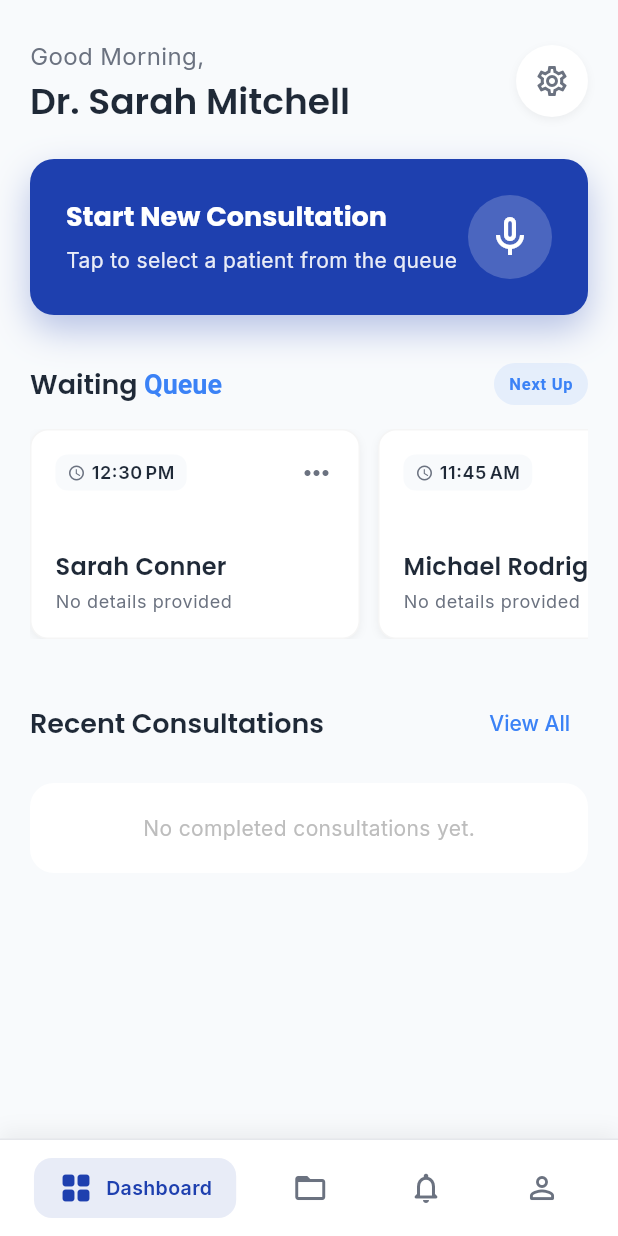
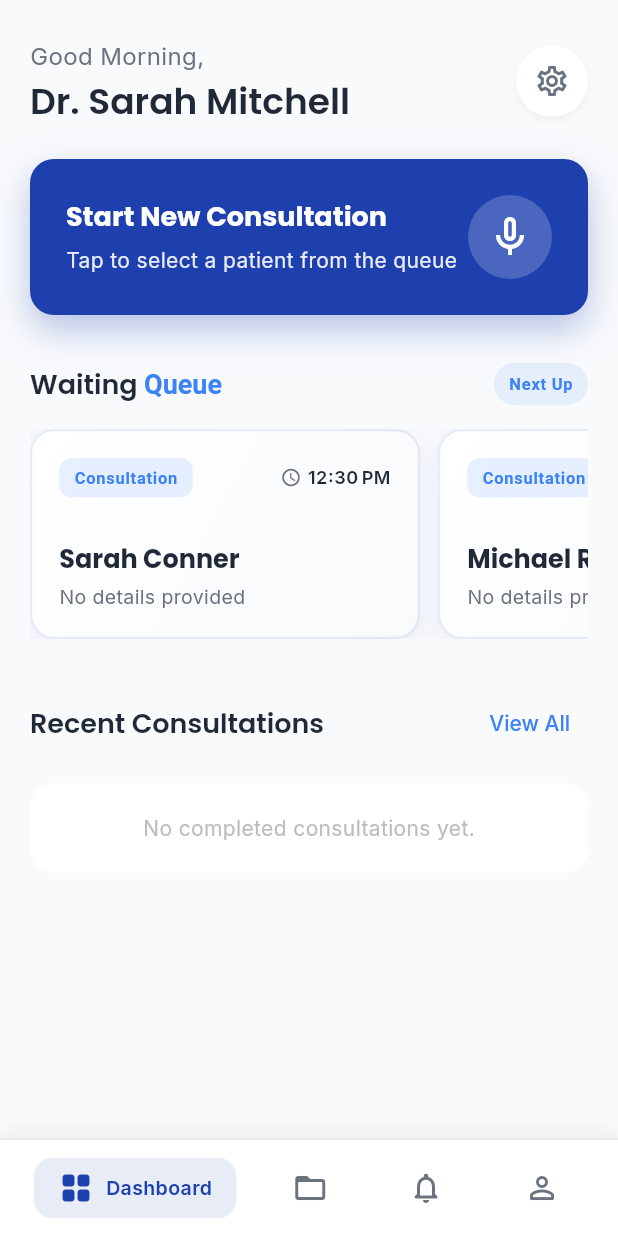
Before and after one commit to itshae43/MediTranscribe_Pro, a Flutter app: the screen it shows after launch, on a phone screen of 412 x 824 dp. Run offline on Flutter 3.47's test engine with Material 3 defaults, Android fonts, the phone set to English and light mode, and no system bars; drawn by our look-alikes of flutter_animate; our stand-ins replace connectivity_plus, dio, flutter_dotenv, flutter_riverpod, google_fonts, hive_flutter and 4 more; missing offline and left inert: encrypt, record; accounts and stored records are empty.

Commit message:
fix waiting quue design

```diff
--- a/lib/screens/home_screen.dart
+++ b/lib/screens/home_screen.dart
@@ -241,67 +241,101 @@ class HomeScreen extends ConsumerWidget {
   }
 
   Widget _buildWaitingCard(BuildContext context, WidgetRef ref, Consultation consultation) {
-    // Show time as "10:30 AM" or similar based on created/scheduled time
     final timeStr = DateFormat('jm').format(consultation.createdAt);
 
     return InkWell(
       onTap: () => _showPatientDetailsStatus(context, ref, consultation),
-      borderRadius: BorderRadius.circular(12),
+      borderRadius: BorderRadius.circular(16),
       child: Container(
-        width: 220,
-        padding: const EdgeInsets.all(16),
+        width: 260,
+        padding: const EdgeInsets.all(18),
         decoration: BoxDecoration(
-          color: Colors.white,
-          borderRadius: BorderRadius.circular(12),
-          border: Border.all(color: Colors.grey.shade100),
-          boxShadow: AppTheme.shadowElevation1,
+          gradient: LinearGradient(
+            begin: Alignment.topLeft,
+            end: Alignment.bottomRight,
+            colors: [
+              Colors.white,
+              AppTheme.backgroundColor,
+            ],
+          ),
+          borderRadius: BorderRadius.circular(16),
+          border: Border.all(color: AppTheme.primaryColor.withOpacity(0.1), width: 1.5),
+          boxShadow: [
+            BoxShadow(
+              color: AppTheme.primaryColor.withOpacity(0.08),
+              blurRadius: 12,
+              offset: const Offset(0, 4),
+            ),
+          ],
         ),
         child: Column(
           crossAxisAlignment: CrossAxisAlignment.start,
           mainAxisAlignment: MainAxisAlignment.spaceBetween,
           children: [
+            // Header Row
             Row(
               mainAxisAlignment: MainAxisAlignment.spaceBetween,
               children: [
+                // Type Badge
                 Container(
-                   padding: const EdgeInsets.symmetric(horizontal: 8, vertical: 4),
+                  padding: const EdgeInsets.symmetric(horizontal: 10, vertical: 5),
                   decoration: BoxDecoration(
-                     color: AppTheme.backgroundColor,
+                    color: AppTheme.secondaryColor.withOpacity(0.12),
                     borderRadius: BorderRadius.circular(8),
                   ),
-                   child: Row(
+                  child: Text(
+                    consultation.consultationType ?? 'Consultation',
+                    style: Theme.of(context).textTheme.labelSmall?.copyWith(
+                      color: AppTheme.secondaryColor,
+                      fontWeight: FontWeight.w600,
+                      fontSize: 11,
+                    ),
+                  ),
+                ),
+                // Time
+                Row(
                   children: [
-                       Icon(Icons.access_time, size: 12, color: AppTheme.textSecondary),
+                    Icon(Icons.schedule, size: 14, color: AppTheme.textSecondary),
                     const SizedBox(width: 4),
                     Text(
                       timeStr,
                       style: Theme.of(context).textTheme.bodySmall?.copyWith(
                         fontWeight: FontWeight.w600,
                         color: AppTheme.textPrimary,
+                        fontSize: 12,
                       ),
                     ),
                   ],
                 ),
-                ),
-                Icon(Icons.more_horiz, color: AppTheme.textSecondary),
               ],
             ),
+
+            const SizedBox(height: 12),
+
+            // Patient Info
             Column(
               crossAxisAlignment: CrossAxisAlignment.start,
               children: [
+                // Patient Name
                 Text(
                   consultation.patientId,
-                   style: Theme.of(context).textTheme.titleMedium?.copyWith(
-                     fontWeight: FontWeight.w600,
+                  style: Theme.of(context).textTheme.titleLarge?.copyWith(
+                    fontWeight: FontWeight.bold,
+                    fontSize: 17,
+                    color: AppTheme.textPrimary,
                   ),
                   maxLines: 1,
-                   overflow: TextOverflow.ellipsis
+                  overflow: TextOverflow.ellipsis,
                 ),
-                 const SizedBox(height: 4),
+                const SizedBox(height: 6),
+
+                // Chief Complaint
                 Text(
                   consultation.chiefComplaint ?? 'No details provided',
-                   style: Theme.of(context).textTheme.bodySmall?.copyWith(
+                  style: Theme.of(context).textTheme.bodyMedium?.copyWith(
                     color: AppTheme.textSecondary,
+                    fontSize: 13,
+                    height: 1.3,
                   ),
                   maxLines: 2,
                   overflow: TextOverflow.ellipsis,
```
Lines whose indentation alone changed are shown as unchanged.
